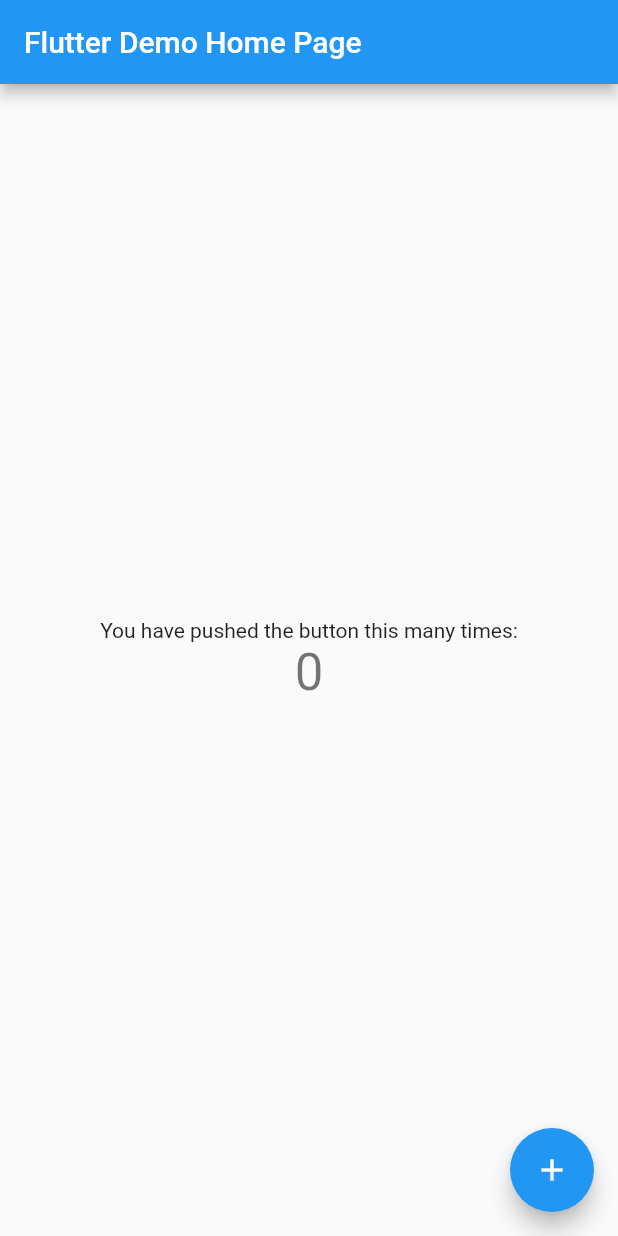
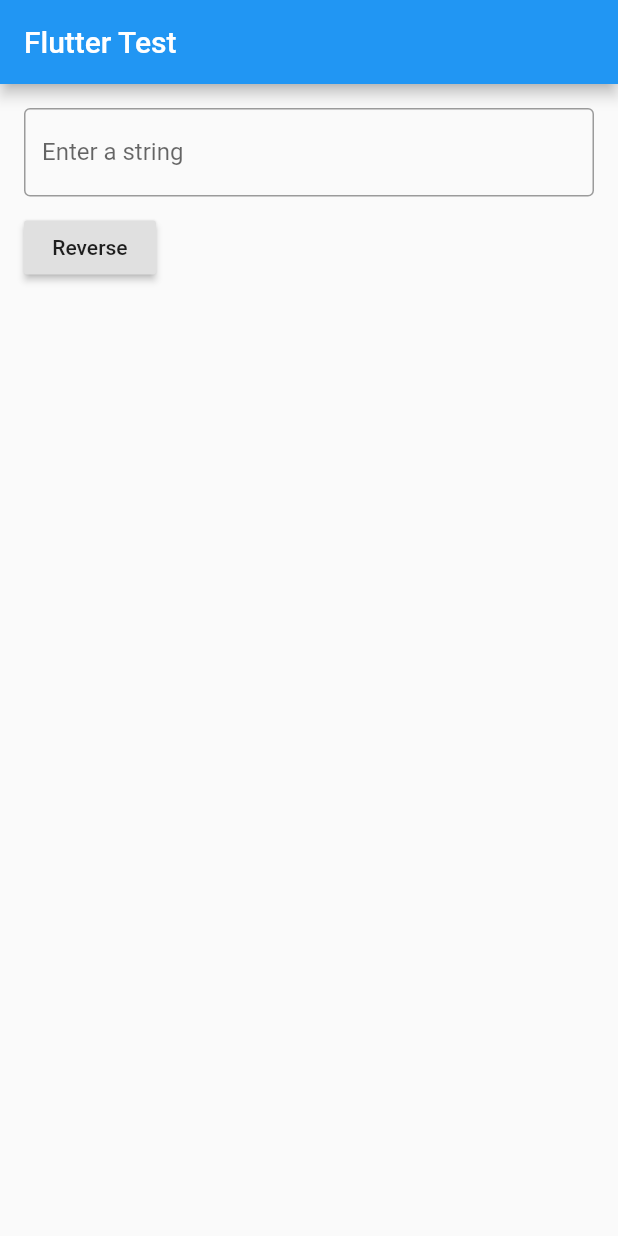
Before and after one commit to fida1989/flutter_testing_demo, a Flutter app: the screen it shows after launch, on a phone screen of 412 x 824 dp. Run offline on Flutter 3.47's test engine with Material 2 defaults, Android fonts, the phone set to English and light mode, and no system bars.

Commit message:
basic unit + widget + integration test added

```diff
--- a/lib/main.dart
+++ b/lib/main.dart
@@ -1,117 +1,78 @@
 import 'package:flutter/material.dart';
 
-void main() {
-  runApp(MyApp());
-}
+void main() => runApp(MyApp());
 
 class MyApp extends StatelessWidget {
-  // This widget is the root of your application.
   @override
   Widget build(BuildContext context) {
     return MaterialApp(
-      title: 'Flutter Demo',
+      title: 'Flutter Test',
       theme: ThemeData(
-        // This is the theme of your application.
-        //
-        // Try running your application with "flutter run". You'll see the
-        // application has a blue toolbar. Then, without quitting the app, try
-        // changing the primarySwatch below to Colors.green and then invoke
-        // "hot reload" (press "r" in the console where you ran "flutter run",
-        // or simply save your changes to "hot reload" in a Flutter IDE).
-        // Notice that the counter didn't reset back to zero; the application
-        // is not restarted.
         primarySwatch: Colors.blue,
-        // This makes the visual density adapt to the platform that you run
-        // the app on. For desktop platforms, the controls will be smaller and
-        // closer together (more dense) than on mobile platforms.
-        visualDensity: VisualDensity.adaptivePlatformDensity,
       ),
-      home: MyHomePage(title: 'Flutter Demo Home Page'),
+      home: HomePage(),
     );
   }
 }
 
-class MyHomePage extends StatefulWidget {
-  MyHomePage({Key key, this.title}) : super(key: key);
-
-  // This widget is the home page of your application. It is stateful, meaning
-  // that it has a State object (defined below) that contains fields that affect
-  // how it looks.
-
-  // This class is the configuration for the state. It holds the values (in this
-  // case the title) provided by the parent (in this case the App widget) and
-  // used by the build method of the State. Fields in a Widget subclass are
-  // always marked "final".
-
-  final String title;
-
+class HomePage extends StatefulWidget {
   @override
-  _MyHomePageState createState() => _MyHomePageState();
+  _HomePageState createState() => _HomePageState();
 }
 
-class _MyHomePageState extends State<MyHomePage> {
-  int _counter = 0;
-
-  void _incrementCounter() {
-    setState(() {
-      // This call to setState tells the Flutter framework that something has
-      // changed in this State, which causes it to rerun the build method below
-      // so that the display can reflect the updated values. If we changed
-      // _counter without calling setState(), then the build method would not be
-      // called again, and so nothing would appear to happen.
-      _counter++;
-    });
+class _HomePageState extends State<HomePage> {
+  TextEditingController _controller;
+  String _reversed;
+  @override
+  void initState() {
+    super.initState();
+    _controller = TextEditingController();
   }
 
   @override
   Widget build(BuildContext context) {
-    // This method is rerun every time setState is called, for instance as done
-    // by the _incrementCounter method above.
-    //
-    // The Flutter framework has been optimized to make rerunning build methods
-    // fast, so that you can just rebuild anything that needs updating rather
-    // than having to individually change instances of widgets.
     return Scaffold(
       appBar: AppBar(
-        // Here we take the value from the MyHomePage object that was created by
-        // the App.build method, and use it to set our appbar title.
-        title: Text(widget.title),
+        title: Text('Flutter Test'),
       ),
-      body: Center(
-        // Center is a layout widget. It takes a single child and positions it
-        // in the middle of the parent.
+      body: SingleChildScrollView(
+        padding: const EdgeInsets.all(16.0),
         child: Column(
-          // Column is also a layout widget. It takes a list of children and
-          // arranges them vertically. By default, it sizes itself to fit its
-          // children horizontally, and tries to be as tall as its parent.
-          //
-          // Invoke "debug painting" (press "p" in the console, choose the
-          // "Toggle Debug Paint" action from the Flutter Inspector in Android
-          // Studio, or the "Toggle Debug Paint" command in Visual Studio Code)
-          // to see the wireframe for each widget.
-          //
-          // Column has various properties to control how it sizes itself and
-          // how it positions its children. Here we use mainAxisAlignment to
-          // center the children vertically; the main axis here is the vertical
-          // axis because Columns are vertical (the cross axis would be
-          // horizontal).
-          mainAxisAlignment: MainAxisAlignment.center,
+          crossAxisAlignment: CrossAxisAlignment.start,
           children: <Widget>[
-            Text(
-              'You have pushed the button this many times:',
+            TextField(
+              controller: _controller,
+              decoration: InputDecoration(
+                  border: OutlineInputBorder(),
+                  labelText: "Enter a string"),
             ),
-            Text(
-              '$_counter',
-              style: Theme.of(context).textTheme.headline4,
+            const SizedBox(height: 10.0),
+            if (_reversed != null) ...[
+              Text(
+                _reversed,
+                style: TextStyle(
+                  fontWeight: FontWeight.bold,
+                  fontSize: 18.0,
+                ),
+              ),
+              const SizedBox(height: 10.0),
+            ],
+            RaisedButton(
+              child: Text("Reverse"),
+              onPressed: () {
+                if (_controller.text.isEmpty) return;
+                setState(() {
+                  _reversed = reverseString(_controller.text);
+                });
+              },
             ),
           ],
         ),
       ),
-      floatingActionButton: FloatingActionButton(
-        onPressed: _incrementCounter,
-        tooltip: 'Increment',
-        child: Icon(Icons.add),
-      ), // This trailing comma makes auto-formatting nicer for build methods.
     );
   }
 }
+
+String reverseString(String initial) {
+  return initial.split('').reversed.join();
+}
--- a/pubspec.yaml
+++ b/pubspec.yaml
@@ -30,8 +30,9 @@ dependencies:
   cupertino_icons: ^1.0.0
 
 dev_dependencies:
-  flutter_test:
+  flutter_driver:
     sdk: flutter
+  test:
 
 # For information on the generic Dart part of this file, see the
 # following page: https://dart.dev/tools/pub/pubspec
--- /dev/null
+++ b/test_driver/app_test.dart
@@ -0,0 +1,29 @@
+import 'package:flutter_driver/flutter_driver.dart';
+import 'package:test/test.dart';
+
+void main() {
+  group("flutter app test", () {
+    FlutterDriver driver;
+
+    setUpAll(() async {
+      driver = await FlutterDriver.connect();
+    });
+    tearDownAll(() async {
+      if (driver != null) {
+        driver.close();
+      }
+    });
+    var textField = find.byType("TextField");
+    var button = find.text("Reverse");
+    var reverse = find.text("olleH");
+    test("reverse the string", () async {
+      await driver.tap(textField);
+      await driver.enterText("Hello");
+      await driver.waitForAbsent(reverse);
+      await driver.tap(button);
+      await driver.waitFor(reverse);
+      await driver.waitUntilNoTransientCallbacks();
+      assert(reverse != null);
+    });
+  });
+}
```
Also changed, not shown: test_driver/app.dart (added, +7 -0 lines), pubspec.lock, 3 other files.
